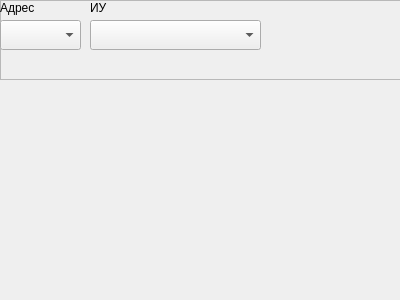
This is m_cfg/unitWidgets/widget_ssoi_sd.ui in xXRadioHeadXx/start7 as Qt 5 draws it before an edit. The edited form follows.
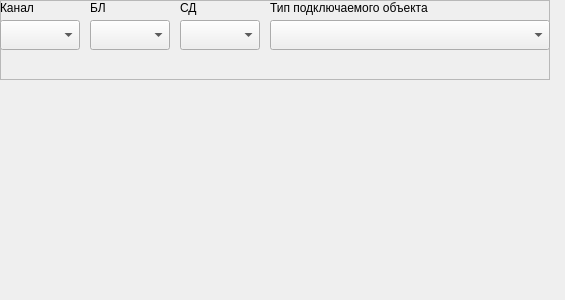
This is the edited form.

```diff
--- a/m_cfg/unitWidgets/widget_ssoi_sd.ui
+++ b/m_cfg/unitWidgets/widget_ssoi_sd.ui
@@ -6,7 +6,7 @@
    <rect>
     <x>0</x>
     <y>0</y>
-    <width>400</width>
+    <width>565</width>
     <height>300</height>
    </rect>
   </property>
@@ -31,40 +31,37 @@
    <widget class="QLabel" name="label_103">
     <property name="geometry">
      <rect>
-      <x>90</x>
+      <x>180</x>
       <y>0</y>
       <width>71</width>
       <height>16</height>
      </rect>
     </property>
     <property name="text">
-     <string>ИУ</string>
+     <string>СД</string>
     </property>
    </widget>
-   <widget class="QComboBox" name="Num1">
+   <widget class="QComboBox" name="Num3">
     <property name="geometry">
      <rect>
-      <x>0</x>
+      <x>180</x>
       <y>20</y>
+      <width>80</width>
+      <height>30</height>
+     </rect>
+    </property>
+   </widget>
+   <widget class="QLabel" name="label_98">
+    <property name="geometry">
+     <rect>
+      <x>90</x>
+      <y>0</y>
       <width>81</width>
-      <height>30</height>
-     </rect>
-    </property>
-    <property name="sizeAdjustPolicy">
-     <enum>QComboBox::AdjustToMinimumContentsLengthWithIcon</enum>
-    </property>
-   </widget>
-   <widget class="QLabel" name="label_102">
-    <property name="geometry">
-     <rect>
-      <x>0</x>
-      <y>0</y>
-      <width>71</width>
       <height>16</height>
      </rect>
     </property>
     <property name="text">
-     <string>Адрес</string>
+     <string>БЛ</string>
     </property>
    </widget>
    <widget class="QComboBox" name="Num2">
@@ -72,12 +69,55 @@
      <rect>
       <x>90</x>
       <y>20</y>
-      <width>171</width>
+      <width>80</width>
       <height>30</height>
      </rect>
     </property>
-    <property name="sizeAdjustPolicy">
-     <enum>QComboBox::AdjustToMinimumContentsLengthWithIcon</enum>
+   </widget>
+   <widget class="QComboBox" name="Num1">
+    <property name="geometry">
+     <rect>
+      <x>0</x>
+      <y>20</y>
+      <width>80</width>
+      <height>30</height>
+     </rect>
+    </property>
+   </widget>
+   <widget class="QLabel" name="label_99">
+    <property name="geometry">
+     <rect>
+      <x>0</x>
+      <y>0</y>
+      <width>71</width>
+      <height>16</height>
+     </rect>
+    </property>
+    <property name="text">
+     <string>Канал</string>
+    </property>
+   </widget>
+   <widget class="QComboBox" name="OutType">
+    <property name="geometry">
+     <rect>
+      <x>270</x>
+      <y>20</y>
+      <width>280</width>
+      <height>30</height>
+     </rect>
+    </property>
+   </widget>
+   <widget class="QLabel" name="label_111">
+    <property name="geometry">
+     <rect>
+      <x>270</x>
+      <y>0</y>
+      <width>221</width>
+      <height>16</height>
+     </rect>
+    </property>
+    <property name="text">
+     <string>Тип подключаемого объекта</string>
     </property>
    </widget>
   </widget>
```
Left out of the diff: 2 changed lines with no effect on the pictures.
